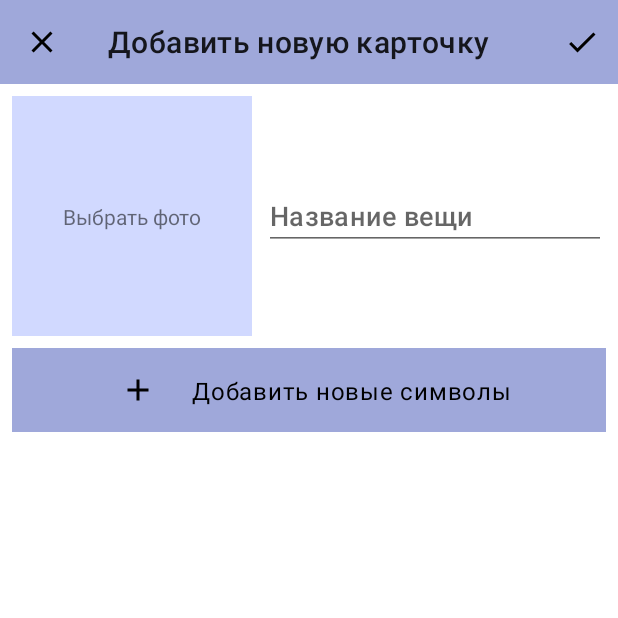
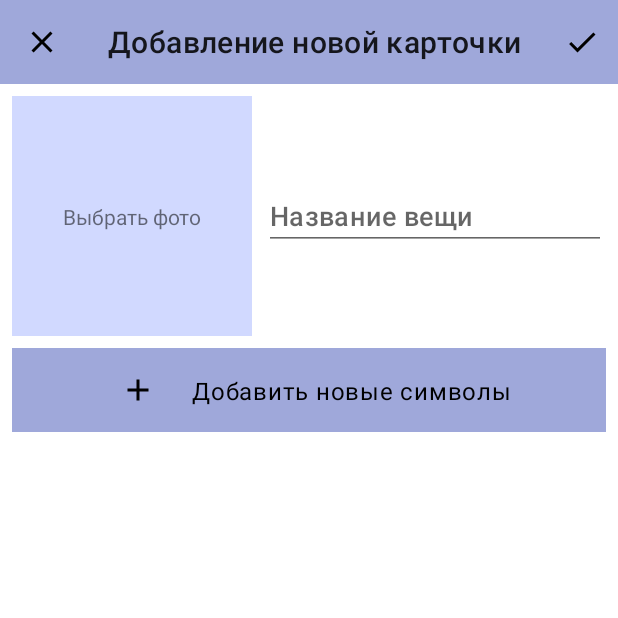
Before and after one commit to Chechevichnaya/Don-t-ruin-your-laundry, an Android app: the screen it shows after launch (MainActivity), after a tap on an icon or button, on a phone screen of 412 x 824 dp, the top half of it. Run offline under Robolectric (Android 15) with nearby library versions, the phone set to English and light mode, and no system bars; our stand-ins replace FlexboxLayout, Room's generated code, data binding; 1 statement that could not run was skipped.

Commit message:
edit screen titles

```diff
--- a/app/src/main/java/com/blabla/dontruinyourlaundry/presentation/fragments/SearchByParametersFragment.kt
+++ b/app/src/main/java/com/blabla/dontruinyourlaundry/presentation/fragments/SearchByParametersFragment.kt
@@ -84,7 +84,7 @@ class SearchByParametersFragment : Fragment() {
     }
 
     private fun setToolBar(view: View) {
-        binding.toolbarSearch.title = "Результат поиска"
+        binding.toolbarSearch.title = "Поиск по параметрам"
         binding.toolbarSearch.navigationIcon =
             view.context.getDrawable(R.drawable.ic_arrow_back)
 
--- a/app/src/main/java/com/blabla/dontruinyourlaundry/presentation/fragments/SearchByParametersResultFragment.kt
+++ b/app/src/main/java/com/blabla/dontruinyourlaundry/presentation/fragments/SearchByParametersResultFragment.kt
@@ -86,20 +86,8 @@ class SearchByParametersResultFragment : Fragment() {
 //    }
 
     private fun showDialog() {
-        // val dialog = AlertDialog.Builder(this)
-        //    val view = layoutInflater.inflate(R.layout.d_manage_people, null)
-        //    dialog.setView(view)
-        //
-        //    view.manage_people_title.text = "Manage People"
-        //
-        //    val adapter = ManagePeopleAdapter(result)
-        //    view.people_list.adapter = adapter
-        //    view.people_list.layoutManager = LinearLayoutManager(this)
         val builder: AlertDialog.Builder = AlertDialog.Builder(context)
-//        val dialog = AlertDialog.Builder(requireContext())
         val view = layoutInflater.inflate(R.layout.search_by_parameter_dialog, null)
-//        val dialog: AlertDialog.Builder = builder.setView(view)
-//        dialog.setView(view)
         val adapter = RecyclerViewAdapterSearchParameter {}
         val recyclerView = view.findViewById<RecyclerView>(R.id.recycler_view_dialog)
         recyclerView.adapter = adapter
@@ -107,22 +95,10 @@ class SearchByParametersResultFragment : Fragment() {
         viewModel.getListSearchItemsWithSelectedItems().observe(viewLifecycleOwner) { items ->
             adapter.submitList(items)
         }
-//        dialog
-//            .setTitle("Условия поиска")
         val dialog: AlertDialog = builder.setView(view)
             .setPositiveButton("Ok") { _, _ ->  }
             .create()
         dialog.show()
-
-//        dialog.getButton(AlertDialog.BUTTON_POSITIVE)
-//            .setTextColor(requireContext().resources.getColor(R.color.lilac_700))
-
-//        val dialog: AlertDialog = builder
-//            .setTitle("Условия поиска")
-//            .setView(R.layout.search_by_parameter_dialog)
-//            .setPositiveButton("Ok") { _, _ ->  }
-//            .create()
-//        dialog.show()
         dialog.getButton(AlertDialog.BUTTON_POSITIVE)
             .setTextColor(requireContext().resources.getColor(R.color.lilac_700))
     }
@@ -144,7 +120,7 @@ class SearchByParametersResultFragment : Fragment() {
     }
 
     private fun setToolBar(view: View) {
-        binding.toolbarSearch.title = "Поиск по параметрам"
+        binding.toolbarSearch.title = "Результат поиска"
         binding.toolbarSearch.navigationIcon =
             view.context.getDrawable(R.drawable.ic_arrow_back)
 
--- a/app/src/main/res/values/strings.xml
+++ b/app/src/main/res/values/strings.xml
@@ -39,8 +39,8 @@
     <string name="LookFor">Искать</string>
     <string name="cloth">Одежда</string>
     <string name="category">Категории</string>
-    <string name="edit_fragment">Редактировать карточку</string>
-    <string name="add_card_fragment">Добавить новую карточку</string>
+    <string name="edit_fragment">Редактирование карточки</string>
+    <string name="add_card_fragment">Добавление новой карточки</string>
     <string name="add_more_symbols">Добавить символы для стирки</string>
     <string name="wash">Разрешена машинная стирка</string>
     <string name="wash_not_allowed">Машинная и ручная стирка запрещены. Разрешена химчистка</string>
```
